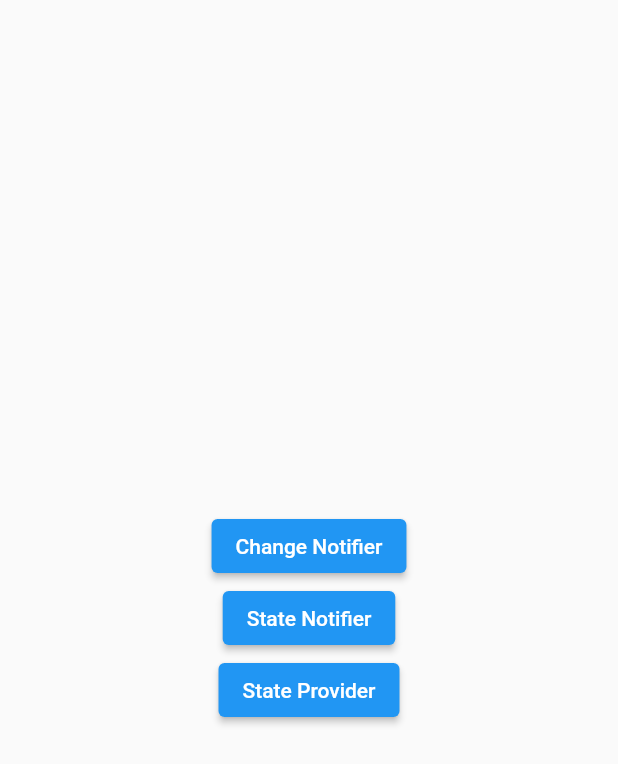
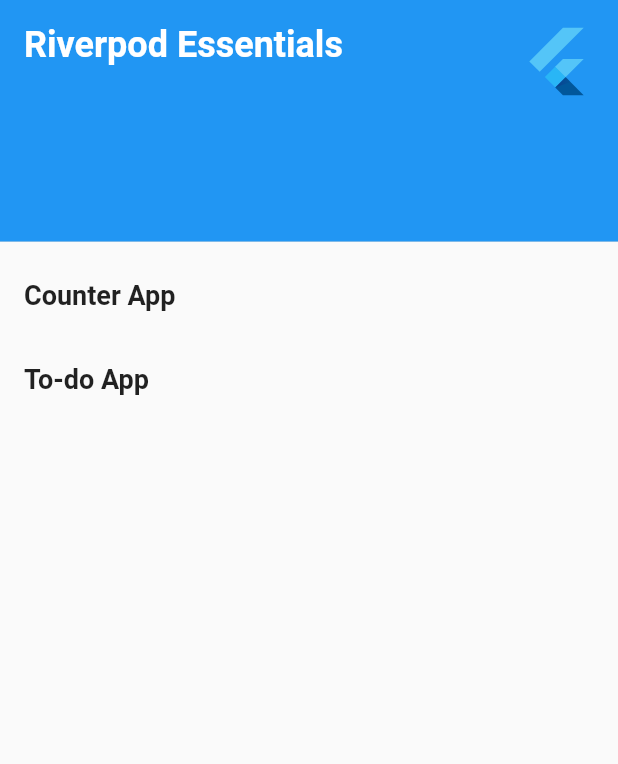
Before and after one commit to anubhavbagri/Riverpod-Essentials, a Flutter app: the screen it shows after launch, on a phone screen of 412 x 824 dp. Shown: the top 764 px of the screen. Run offline on Flutter 3.47's test engine with Material 2 defaults, Android fonts, the phone set to English and light mode, and no system bars; our stand-ins replace flutter_riverpod.

Commit message:
refactor: app design

```diff
--- a/lib/main.dart
+++ b/lib/main.dart
@@ -1,12 +1,7 @@
 import 'package:flutter/material.dart';
 import 'package:flutter_riverpod/flutter_riverpod.dart';
-import 'package:riverpod_essentials/pages/counter_change_notifier_page.dart';
-import 'package:riverpod_essentials/pages/counter_state_notifier_page.dart';
-import 'package:riverpod_essentials/pages/counter_state_provider_page.dart';
-
-const changeNotifierRoute = 'changeNotifier';
-const stateNotifierRoute = 'stateNotifier';
-const stateProviderRoute = 'stateProvider';
+import 'package:riverpod_essentials/counter_app/counter_page.dart';
+import 'package:riverpod_essentials/todo_app/todo_page.dart';
 
 void main() {
   runApp(const MyApp());
@@ -26,9 +21,6 @@ class MyApp extends StatelessWidget {
         debugShowCheckedModeBanner: false,
         routes: {
           '/': (context) => Home(),
-          changeNotifierRoute: (context) => CounterChangeNotifierPage(),
-          stateNotifierRoute: (context) => CounterStateNotifierPage(),
-          stateProviderRoute: (context) => CounterStateProviderPage(),
         },
         theme: ThemeData(
           primarySwatch: Colors.blue,
@@ -43,29 +35,66 @@ class Home extends StatelessWidget {
 
   @override
   Widget build(BuildContext context) {
-    return Scaffold(
-      body: Center(
-        child: Column(
-          mainAxisAlignment: MainAxisAlignment.center,
+    return SafeArea(
+      child: Scaffold(
+        body: ListView(
           children: [
-            ElevatedButton(
-              onPressed: () {
-                Navigator.pushNamed(context, changeNotifierRoute);
+            DrawerHeader(
+              decoration: BoxDecoration(
+                color: Colors.blue,
+              ),
+              child: Row(
+                crossAxisAlignment: CrossAxisAlignment.start,
+                mainAxisAlignment: MainAxisAlignment.spaceBetween,
+                children: [
+                  Text(
+                    'Riverpod Essentials',
+                    style: TextStyle(
+                      fontSize: 24,
+                      fontWeight: FontWeight.bold,
+                      color: Colors.white,
+                    ),
+                  ),
+                  FlutterLogo(
+                    size: 50,
+                  )
+                ],
+              ),
+            ),
+            ListTile(
+              title: const Text(
+                'Counter App',
+                style: TextStyle(
+                  fontSize: 18,
+                  fontWeight: FontWeight.bold,
+                ),
+              ),
+              onTap: () {
+                Navigator.push(
+                  context,
+                  MaterialPageRoute(
+                    builder: (context) => const CounterPage(),
+                  ),
+                );
               },
-              child: Text('Change Notifier'),
             ),
-            ElevatedButton(
-              onPressed: () {
-                Navigator.pushNamed(context, stateNotifierRoute);
+            ListTile(
+              title: const Text(
+                'To-do App',
+                style: TextStyle(
+                  fontSize: 18,
+                  fontWeight: FontWeight.bold,
+                ),
+              ),
+              onTap: () {
+                Navigator.push(
+                  context,
+                  MaterialPageRoute(
+                    builder: (context) => const TodoPage(),
+                  ),
+                );
               },
-              child: Text('State Notifier'),
-            ),
-            ElevatedButton(
-              onPressed: () {
-                Navigator.pushNamed(context, stateProviderRoute);
-              },
-              child: Text('State Provider'),
-            ),
+            )
           ],
         ),
       ),
```
Also changed, not shown: lib/counter_app/counter_page.dart (added, +58 -0 lines).
